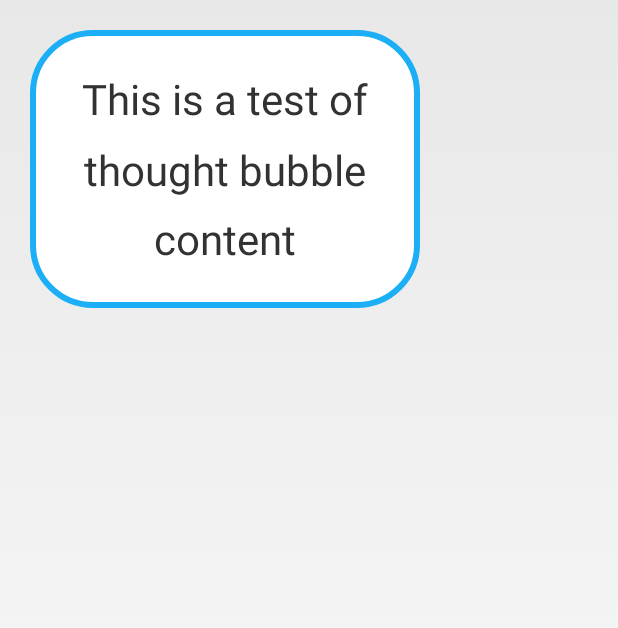
After one commit to hcrlab/Kubi, an Android app: the layout thought_bubble_layout.xml on its own in the app's theme, with its tools: preview values and no code run, on a phone screen of 412 x 824 dp. The commit adds this screen. Shown: the top 628 px of the screen. Run offline under Robolectric (Android 15) with nearby library versions, the phone set to English and light mode, and no system bars.

Commit message:
Start working on thought bubble

```diff
--- a/app/src/main/java/uw/hcrlab/kubi/lesson/FlashCardFragment.java
+++ b/app/src/main/java/uw/hcrlab/kubi/lesson/FlashCardFragment.java
@@ -15,7 +15,6 @@ import com.nostra13.universalimageloader.core.ImageLoader;
 
 import uw.hcrlab.kubi.KubiLingoUtils;
 import uw.hcrlab.kubi.R;
-import uw.hcrlab.kubi.lesson.prompts.SelectPrompt;
 
 public class FlashCardFragment extends Fragment implements View.OnTouchListener {
     private static String TAG = FlashCardFragment.class.getSimpleName();
@@ -25,7 +24,7 @@ public class FlashCardFragment extends Fragment implements View.OnTouchListener
     private boolean mSelected = false;
 
     public interface OnFlashCardSelectedListener {
-        public void onFlashCardSelected(String tag);
+        void onFlashCardSelected(String tag);
     }
 
     private OnFlashCardSelectedListener mParent;
--- /dev/null
+++ b/app/src/main/res/drawable/thought_bubble.xml
@@ -0,0 +1,7 @@
+<?xml version="1.0" encoding="UTF-8"?>
+<shape xmlns:android="http://schemas.android.com/apk/res/android">
+    <solid android:color="#FFFFFF"/>
+    <stroke android:width="4dp" android:color="@color/highlighted" />
+    <corners android:radius="40dp"/>
+    <padding android:left="10dp" android:top="10dp" android:right="10dp" android:bottom="10dp" />
+</shape>
--- a/app/src/main/res/layout/activity_main.xml
+++ b/app/src/main/res/layout/activity_main.xml
@@ -1,7 +1,6 @@
 <LinearLayout
     xmlns:android="http://schemas.android.com/apk/res/android"
     xmlns:tools="http://schemas.android.com/tools"
-    xmlns:opencv="http://schemas.android.com/apk/res-auto"
     android:layout_width="match_parent"
     android:layout_height="match_parent"
     android:background="@color/black"
@@ -13,6 +12,7 @@
         android:layout_height="match_parent"
         android:background="@color/black"
         android:orientation="horizontal" >
+
 
         <uw.hcrlab.kubi.screen.RobotFace
             android:id="@+id/face"
@@ -28,7 +28,10 @@
             android:orientation="horizontal"
             android:layout_gravity="left"
             android:background="@drawable/settings_button"
+            android:visibility="gone"
         />
+
+        <include layout="@layout/thought_bubble_layout"/>
 
         <ProgressBar
             android:id="@+id/progressBar"
--- a/app/src/main/res/layout/prompt_layout.xml
+++ b/app/src/main/res/layout/prompt_layout.xml
@@ -3,10 +3,12 @@
 <FrameLayout
     android:id="@+id/prompt"
     xmlns:android="http://schemas.android.com/apk/res/android"
+    xmlns:tools="http://schemas.android.com/tools"
     android:layout_width="@dimen/prompt_hand_width"
     android:layout_height="@dimen/card_height"
     android:layout_gravity="bottom|center"
-    android:layout_marginBottom="20dp">
+    android:layout_marginBottom="@dimen/card_margin_btm_init"
+    tools:layout_marginBottom="20dp">
     <!-- Add the following line to the FrameLayout above when testing on the a real device! -->
     <!--android:layout_marginBottom="@dimen/card_margin_btm_init"-->
 
--- /dev/null
+++ b/app/src/main/res/layout/thought_bubble_layout.xml
@@ -0,0 +1,22 @@
+<?xml version="1.0" encoding="utf-8"?>
+
+<FrameLayout
+    android:id="@+id/thought_bubble"
+    xmlns:android="http://schemas.android.com/apk/res/android"
+    xmlns:tools="http://schemas.android.com/tools"
+    android:layout_width="@dimen/thought_bubble_width"
+    android:layout_height="@dimen/thought_bubble_height"
+    android:layout_margin="@dimen/thought_bubble_margin"
+    android:layout_gravity="top|left"
+    android:background="@drawable/thought_bubble">
+
+    <TextView
+        android:id="@+id/thoughts"
+        android:layout_width="match_parent"
+        android:layout_height="match_parent"
+        android:text="This is a test of thought bubble content"
+        android:textSize="@dimen/card_text_size"
+        android:gravity="center"
+        android:lineSpacingMultiplier="1.4"/>
+
+</FrameLayout>
--- a/app/src/main/res/values/dimens.xml
+++ b/app/src/main/res/values/dimens.xml
@@ -22,6 +22,10 @@
     <dimen name="prompt_content_margin">10dp</dimen>
     <dimen name="prompt_hand_width">820dp</dimen>
 
+    <dimen name="thought_bubble_width">260dp</dimen>
+    <dimen name="thought_bubble_height">185dp</dimen>
+    <dimen name="thought_bubble_margin">20dp</dimen>
+
     <dimen name="card_margin">150dp</dimen>
     <dimen name="card_margin_btm_init">-310dp</dimen>
 
```
Also changed, not shown: app/src/main/java/uw/hcrlab/kubi/MainActivity.java (+0 -11 lines), app/src/main/java/uw/hcrlab/kubi/lesson/results/TranslateResult.java (added, +12 -0 lines).
